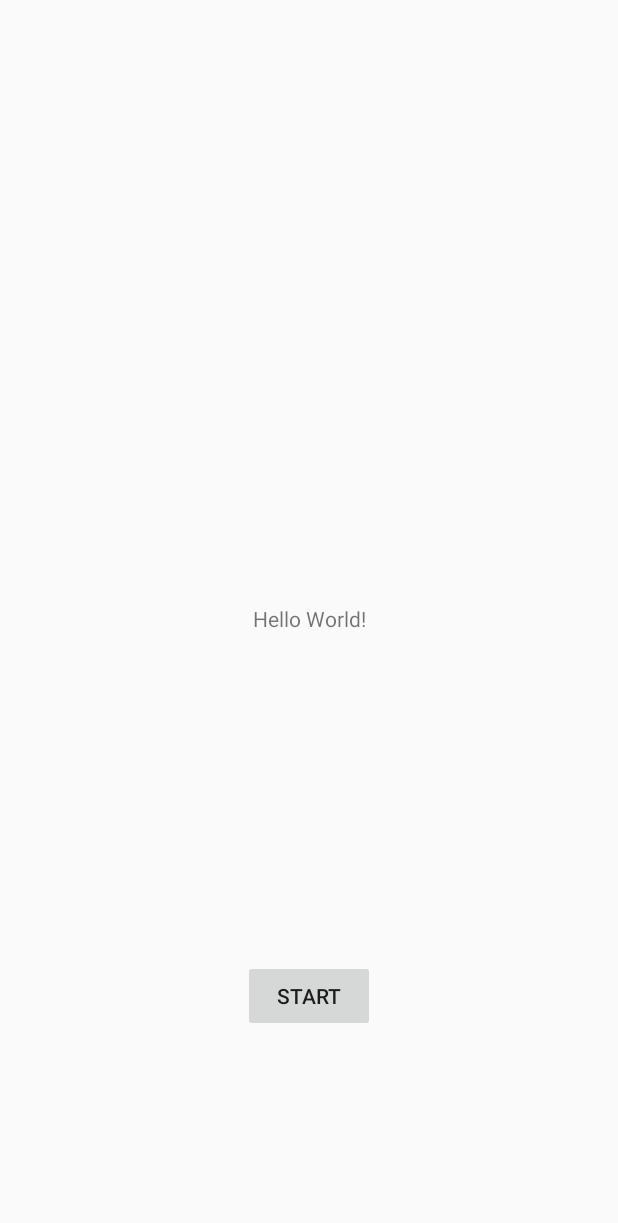
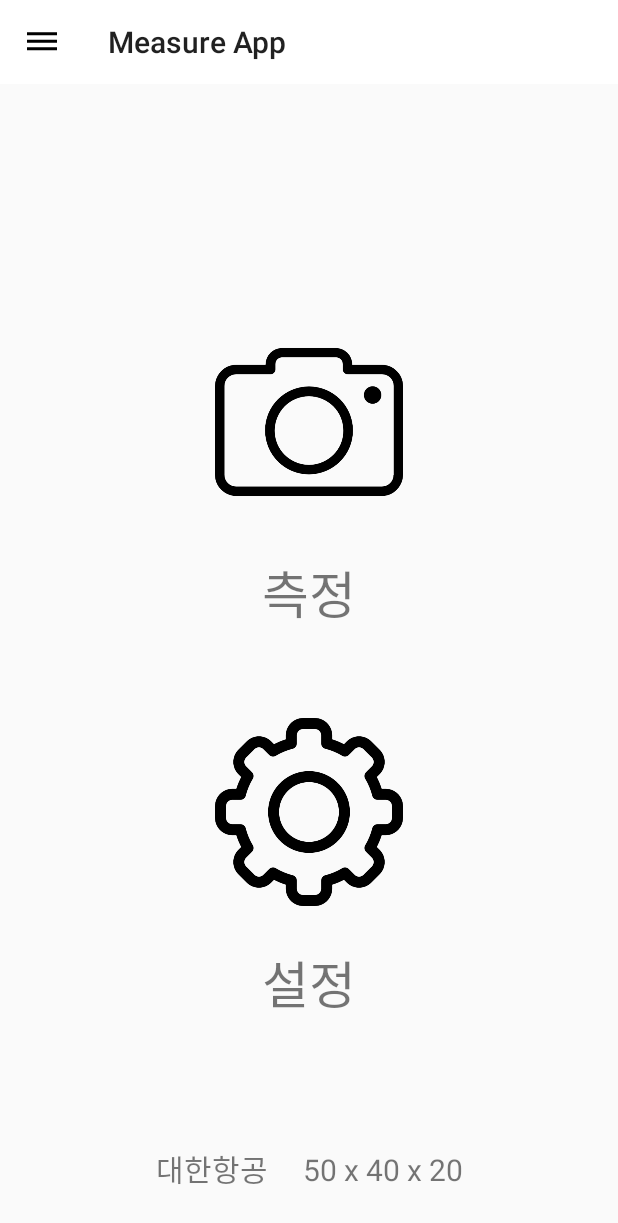
Before and after one commit to SerpentScrew/arTeam2, an Android app: the screen it shows after launch (MainActivity), on a phone screen of 412 x 824 dp. Shown: the top 1223 px of the screen. Run offline under Robolectric (Android 15) with nearby library versions, the phone set to English and light mode, and no system bars.

Commit message:
시작 화면 구현, 설정 창 구현 중

```diff
--- a/app/build.gradle
+++ b/app/build.gradle
@@ -24,7 +24,7 @@ android {
 
 dependencies {
     implementation fileTree(dir: "libs", include: ["*.jar"])
-    implementation 'androidx.appcompat:appcompat:1.1.0'
+
     implementation 'androidx.constraintlayout:constraintlayout:1.1.3'
     implementation 'com.google.android.material:material:1.1.0'
     testImplementation 'junit:junit:4.12'
--- a/app/src/main/AndroidManifest.xml
+++ b/app/src/main/AndroidManifest.xml
@@ -34,8 +34,10 @@
         <activity
             android:name=".Activity.MainActivity"
             android:screenOrientation="portrait">
+        </activity>
 
-        </activity>
+        <activity android:name=".Activity.SettingsActivity" android:theme="@android:style/Theme.Dialog" />
+
 
 
         <meta-data
--- a/app/src/main/java/com/example/arteam2/Activity/MainActivity.java
+++ b/app/src/main/java/com/example/arteam2/Activity/MainActivity.java
@@ -1,27 +1,43 @@
 package com.example.arteam2.Activity;
 
 import androidx.appcompat.app.AppCompatActivity;
+import androidx.appcompat.widget.Toolbar;
 
 import android.content.Intent;
 import android.os.Bundle;
+import android.provider.Settings;
 import android.view.View;
-import android.widget.Button;
+import android.widget.ImageButton;
+import android.widget.Toast;
 
+
+import com.example.arteam2.Utility.FullScreenUtility;
 import com.example.arteam2.R;
-import com.example.arteam2.Utility.FullScreenUtility;
 
 public class MainActivity extends AppCompatActivity {
+
+	Toolbar myToolbar;
+
 
 	@Override
 	protected void onCreate(Bundle savedInstanceState) {
 		super.onCreate(savedInstanceState);
-		FullScreenUtility.makeNoStatusBar(this);
 		FullScreenUtility.makeNoTitle(this);
-
 		setContentView(R.layout.activity_main);
 
-		Button b = (Button) findViewById(R.id.button);
-		b.setOnClickListener(new View.OnClickListener() {
+		myToolbar = (Toolbar) findViewById(R.id.my_toolbar);
+		setSupportActionBar(myToolbar);
+
+		getSupportActionBar().setDisplayHomeAsUpEnabled(true);
+		getSupportActionBar().setHomeAsUpIndicator(R.drawable.ic_dehaze_black_24dp);
+
+		//앱 이름 변경
+		getSupportActionBar().setTitle("Measure App");  //해당 액티비티의 툴바에 있는 타이틀 이름
+
+
+		//start
+		ImageButton cameraButton = (ImageButton) findViewById(R.id.camera);
+		cameraButton.setOnClickListener(new View.OnClickListener() {
 			@Override
 			public void onClick(View view) {
 				Intent intent = new Intent(
@@ -30,7 +46,22 @@ public class MainActivity extends AppCompatActivity {
 				startActivity(intent); // 다음 화면으로 넘어간다
 			}
 		});
+
+		//settings
+		ImageButton settingsButton = (ImageButton) findViewById(R.id.settings);
+		settingsButton.setOnClickListener(new View.OnClickListener() {
+			@Override
+			public void onClick(View view) {
+				Intent intent = new Intent(getApplicationContext(), SettingsActivity.class);
+				intent.putExtra("data", "Test Popup");
+				startActivityForResult(intent, 1);
+			}
+		});
+
+
+
 	}
 
 
+
 }
--- a/app/src/main/java/com/example/arteam2/Utility/FullScreenUtility.java
+++ b/app/src/main/java/com/example/arteam2/Utility/FullScreenUtility.java
@@ -34,11 +34,12 @@ public class FullScreenUtility {
 	 * hide는 마찬가지로 setContentView 하기 전에 사용하면 됨
 	 * 함수는 아래 따로
 	 */
-	/*public static void hideNavigateBar(AppCompatActivity activity) {
+
+	public static void hideNavigateBar(AppCompatActivity activity) {
 		activity.getWindow().getDecorView().setSystemUiVisibility(View.SYSTEM_UI_FLAG_HIDE_NAVIGATION);
 	}
 
-	public void onWindowFocusChanged(boolean hasFocus) {
+	/*public void onWindowFocusChanged(boolean hasFocus) {
 		super.onWindowFocusChanged(hasFocus);
 		if (hasFocus) {
 			getWindow().getDecorView().setSystemUiVisibility(
--- /dev/null
+++ b/app/src/main/res/drawable/ic_dehaze_black_24dp.xml
@@ -0,0 +1,10 @@
+<?xml version="1.0" encoding="utf-8"?>
+<vector xmlns:android="http://schemas.android.com/apk/res/android"
+    android:width="24dp"
+    android:height="24dp"
+    android:viewportWidth="24.0"
+    android:viewportHeight="24.0">
+    <path
+        android:fillColor="#FF000000"
+        android:pathData="M2,15.5v2h20v-2L2,15.5zM2,10.5v2h20v-2L2,10.5zM2,5.5v2h20v-2L2,5.5z"/>
+</vector>
--- a/app/src/main/res/layout/activity_main.xml
+++ b/app/src/main/res/layout/activity_main.xml
@@ -7,24 +7,79 @@
     android:layout_height="match_parent"
     tools:context=".Activity.MainActivity">
 
-    <TextView
-        android:id="@+id/textView"
-        android:layout_width="wrap_content"
-        android:layout_height="wrap_content"
-        android:text="Hello World!"
-        app:layout_constraintBottom_toBottomOf="parent"
-        app:layout_constraintLeft_toLeftOf="parent"
-        app:layout_constraintRight_toRightOf="parent"
-        app:layout_constraintTop_toTopOf="parent" />
 
-    <Button
-        android:id="@+id/button"
-        android:layout_width="wrap_content"
-        android:layout_height="wrap_content"
-        android:layout_marginBottom="136dp"
-        android:text="START"
+    <androidx.appcompat.widget.Toolbar
+        android:id="@+id/my_toolbar"
+        android:layout_width="match_parent"
+        android:layout_height="?attr/actionBarSize"
+        android:layout_marginBottom="260dp"
+        android:background="?attr/colorPrimary"
+        android:elevation="4dp"
+        android:theme="@style/ThemeOverlay.AppCompat.ActionBar"
+        app:layout_constraintEnd_toEndOf="parent"
+        app:layout_constraintStart_toStartOf="parent"
+        app:layout_constraintTop_toTopOf="parent"
+        app:popupTheme="@style/ThemeOverlay.AppCompat.Light" />
+
+
+    <ImageButton
+        android:id="@+id/camera"
+        android:layout_width="125dp"
+        android:layout_height="125dp"
+        android:layout_marginBottom="480dp"
+        android:background="?attr/selectableItemBackground"
+        android:scaleType="centerInside"
         app:layout_constraintBottom_toBottomOf="parent"
         app:layout_constraintEnd_toEndOf="parent"
-        app:layout_constraintStart_toStartOf="parent" />
+        app:layout_constraintStart_toStartOf="parent"
+        app:srcCompat="@drawable/camera" />
+
+    <ImageButton
+        android:id="@+id/settings"
+        android:layout_width="125dp"
+        android:layout_height="125dp"
+        android:layout_marginBottom="220dp"
+        android:background="?attr/selectableItemBackground"
+        android:scaleType="centerInside"
+        app:layout_constraintBottom_toBottomOf="parent"
+        app:layout_constraintEnd_toEndOf="parent"
+        app:layout_constraintStart_toStartOf="parent"
+        app:srcCompat="@drawable/settings" />
+
+    <TextView
+        android:id="@+id/measureText"
+        android:layout_width="match_parent"
+        android:layout_height="50dp"
+        android:layout_marginTop="25dp"
+        android:autoSizeTextType="uniform"
+        android:gravity="center_horizontal"
+        android:text="측정"
+        app:layout_constraintEnd_toEndOf="parent"
+        app:layout_constraintStart_toStartOf="parent"
+        app:layout_constraintTop_toBottomOf="@+id/camera" />
+
+    <TextView
+        android:id="@+id/settingText"
+        android:layout_width="match_parent"
+        android:layout_height="50dp"
+        android:layout_marginTop="25dp"
+        android:autoSizeTextType="uniform"
+        android:gravity="center_horizontal"
+        android:text="설정"
+        app:layout_constraintEnd_toEndOf="parent"
+        app:layout_constraintStart_toStartOf="parent"
+        app:layout_constraintTop_toBottomOf="@+id/settings" />
+
+    <TextView
+        android:id="@+id/currentStandard"
+        android:layout_width="match_parent"
+        android:layout_height="30dp"
+        android:autoSizeTextType="uniform"
+        android:gravity="center_horizontal"
+        android:text="대한항공     50 x 40 x 20"
+        android:layout_marginBottom="30dp"
+        app:layout_constraintBottom_toBottomOf="parent"
+        tools:layout_editor_absoluteX="35dp" />
+
 
 </androidx.constraintlayout.widget.ConstraintLayout>
--- a/app/src/main/res/values/colors.xml
+++ b/app/src/main/res/values/colors.xml
@@ -1,6 +1,6 @@
 <?xml version="1.0" encoding="utf-8"?>
 <resources>
-    <color name="colorPrimary">#6200EE</color>
-    <color name="colorPrimaryDark">#3700B3</color>
-    <color name="colorAccent">#03DAC5</color>
+    <color name="colorPrimary">#ffffff</color><!--타이틀 바의 색깔-->
+    <color name="colorPrimaryDark">#b0b0b0</color><!--상태바의 색깔?-->
+    <color name="colorAccent">#03DAC5</color><!--넌 무슨 #03DAC5 색깔이니-->
 </resources>
--- a/app/src/main/res/values/styles.xml
+++ b/app/src/main/res/values/styles.xml
@@ -1,8 +1,8 @@
 <resources>
     <!-- Base application theme. -->
-    <style name="AppTheme" parent="Theme.AppCompat.Light.DarkActionBar">
+    <style name="AppTheme" parent="Theme.AppCompat.Light.NoActionBar">
         <!-- Customize your theme here. -->
-        <item name="colorPrimary">@color/colorPrimary</item>
+        <item name="colorPrimary">@color/colorPrimary</item><!--앱 바의 색깔-->
         <item name="colorPrimaryDark">@color/colorPrimaryDark</item>
         <item name="colorAccent">@color/colorAccent</item>
     </style>
```
Also changed, not shown: app/src/main/java/com/example/arteam2/Activity/SettingsActivity.java (added, +56 -0 lines), app/src/main/res/drawable/ic_settings_black_24dp.xml (added, +10 -0 lines), app/src/main/res/layout/activity_settings.xml (added, +49 -0 lines), app/src/main/res/drawable-v24/camera.png (added), app/src/main/res/drawable-v24/settings.png (added), app/src/main/res/drawable-v24/splashimage.png (added).
